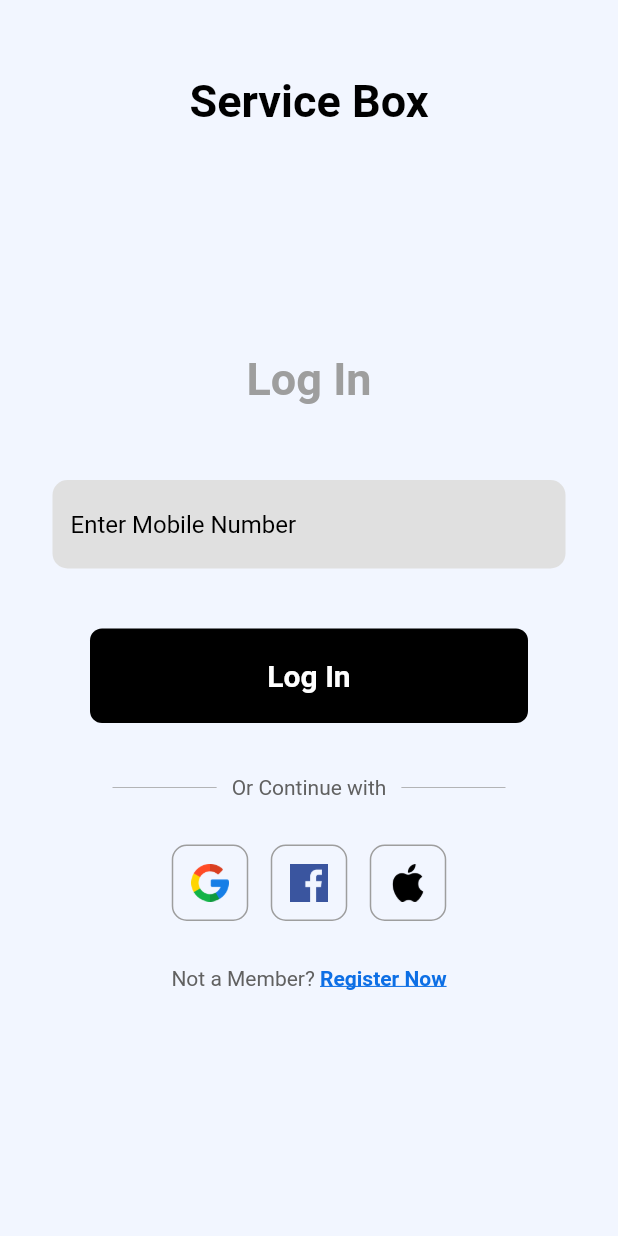
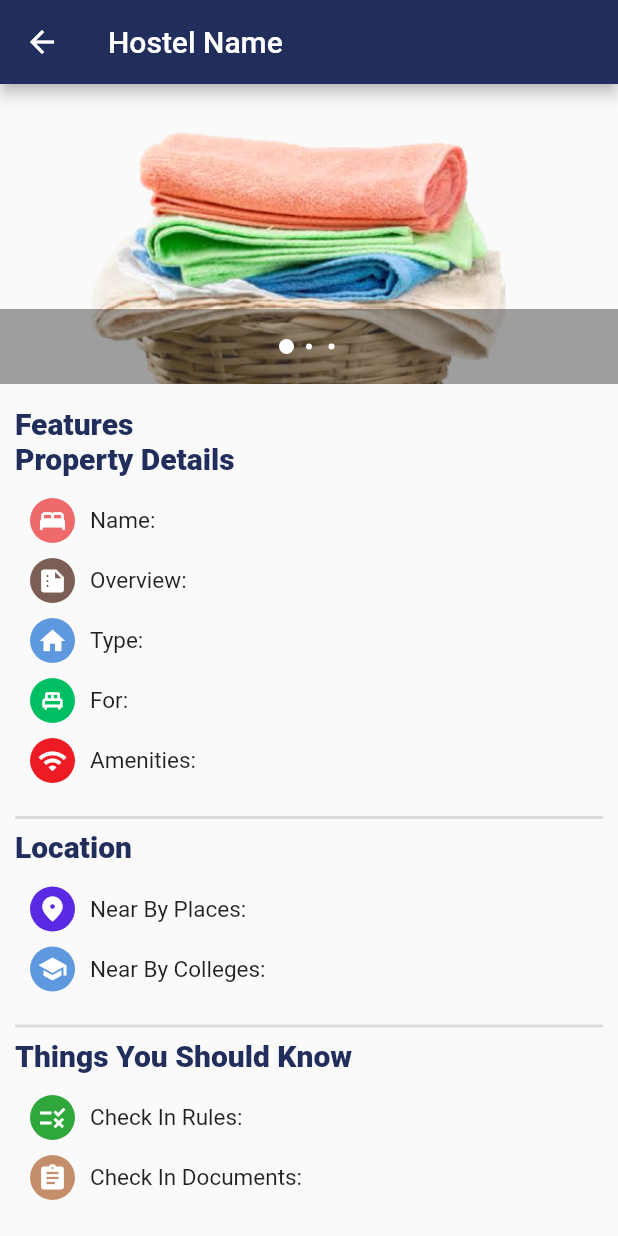
Before and after one commit to SK-0911/Roommate-App, a Flutter app: the screen it shows after launch, on a phone screen of 412 x 824 dp. Run offline on Flutter 3.47's test engine with Material 2 defaults, Android fonts, the phone set to English and light mode, and no system bars; our stand-ins replace another_carousel_pro, carousel_slider.

Commit message:
Worked on the Hostel Info page

```diff
--- a/lib/homePage.dart
+++ b/lib/homePage.dart
@@ -3,6 +3,8 @@ import 'dart:math';
 
 import 'package:flutter/material.dart';
 import 'package:sb/Screens/profile.dart';
+import 'package:sb/Screens/search.dart';
+import 'package:sb/Screens/wallet.dart';
 import 'package:sb/const/imagename.dart';
 import 'package:sb/flatListing.dart';
 import 'package:sb/laundry.dart';
@@ -75,23 +77,33 @@ class _MyHomePageState extends State<MyHomePage> {
                         ),
                         // Notification, wallet and search
                         Row(
-                          children: const [
+                          children:  [
                             Icon(
                               Icons.notifications,
                               size: 30,
                               color: AppColors.darkBlueTheme,
                             ),
                             SizedBox(width: 10),
-                            Icon(
+                            InkWell(
+                              onTap: (){
+                                Navigator.push(context, MaterialPageRoute(builder: (_)=>Wallet()));
+                              },
+                              child: Icon(
                                 Icons.wallet,
                                 size: 30,
                                 color: AppColors.darkBlueTheme,
                               ),
+                            ),
                             SizedBox(width: 10),
-                            Icon(
+                            InkWell(
+                              onTap: () {
+                                Navigator.push(context, MaterialPageRoute(builder: (_)=>Search()));
+                              },
+                              child: Icon(
                                 Icons.search,
                                 size: 30,
                                 color: AppColors.darkBlueTheme,
+                              ),
                             ),
                           ],
                         ),
@@ -349,18 +361,25 @@ class _MyHomePageState extends State<MyHomePage> {
                       ),
                     ),
                     Row(
-                      children: const [
+                      children:  [
                         Text(
-                          "View all",
+                          "View all ",
                           style: TextStyle(
                             color: AppColors.darkBlueTheme,
                             fontSize: 15,
                           ),
                         ),
-                        Icon(
+                        Container(
+                          padding: EdgeInsets.all(3.0),
+                          decoration: BoxDecoration(
+                            shape: BoxShape.circle,
+                            color: AppColors.darkBlueTheme,
+                          ),
+                          child: Icon(
                             Icons.arrow_forward_ios_outlined,
-                          color: AppColors.darkBlueTheme,
-                          size: 15,
+                            color: Colors.white,
+                            size: 12,
+                          ),
                         ),
                       ],
                     )
@@ -753,17 +772,24 @@ class _MyHomePageState extends State<MyHomePage> {
                             }),
                           ),
                           child: const Text(
-                            "View all",
+                            "View all ",
                             style: TextStyle(
                               color: AppColors.darkBlueTheme,
                               fontSize: 15,
                             ),
                           ),
                         ),
-                        const Icon(
+                        Container(
+                          padding: EdgeInsets.all(3.0),
+                          decoration: BoxDecoration(
+                            shape: BoxShape.circle,
+                            color: AppColors.darkBlueTheme,
+                          ),
+                          child: Icon(
                             Icons.arrow_forward_ios_outlined,
-                          color: AppColors.darkBlueTheme,
-                          size: 15,
+                            color: Colors.white,
+                            size: 12,
+                          ),
                         ),
                       ],
                     )
--- /dev/null
+++ b/lib/hostelInfo.dart
@@ -0,0 +1,346 @@
+import 'package:another_carousel_pro/another_carousel_pro.dart';
+import 'package:flutter/material.dart';
+import 'package:sb/const/CustomColors.dart';
+import 'package:sb/utils/landscape_main.dart';
+
+import 'const/imagename.dart';
+
+class HostelInfo extends StatefulWidget {
+  const HostelInfo({Key? key}) : super(key: key);
+
+  @override
+  State<HostelInfo> createState() => _HostelInfoState();
+}
+
+class _HostelInfoState extends State<HostelInfo> {
+  @override
+  Widget build(BuildContext context) {
+    return Scaffold(
+      appBar: AppBar(
+        backgroundColor: AppColors.darkBlueTheme,
+        leading: IconButton(
+          onPressed: () => Navigator.of(context).pop(),
+          icon: Icon(
+            Icons.arrow_back_outlined,
+            color: Colors.white,
+          ),
+        ),
+        title: Text(
+          "Hostel Name",
+          style: TextStyle(
+            color: Colors.white,
+          ),
+        ),
+      ),
+      body: LandscapeView(
+        middleRatio: 2,
+        middleWidget: ListView(
+          scrollDirection: Axis.vertical,
+          children: [
+            // Hostel Pics
+            Container(
+              width: MediaQuery.of(context).size.width,
+              height: 200,
+
+              child: AnotherCarousel(
+                images: [
+                  Image.asset(washAndIron, fit: BoxFit.cover,),
+                  Image.asset(chemicalWash, fit: BoxFit.cover,),
+                  Image.asset(dryClean, fit: BoxFit.cover,),
+                ],
+                dotSize: 4.0,
+                dotIncreaseSize: 2.5,
+                dotSpacing: 15.0,
+                boxFit: BoxFit.scaleDown,
+                autoplay: false,
+              ),
+            ),
+
+            const SizedBox(height: 15),
+            // Festures title
+            Container(
+              padding: EdgeInsets.symmetric(horizontal: 10),
+              child: Text(
+                "Features",
+                style: TextStyle(
+                  color: AppColors.darkBlueTheme,
+                  fontSize: 20,
+                  fontWeight: FontWeight.w800,
+                ),
+              ),
+            ),
+
+            // Property Details title
+            Container(
+              padding: EdgeInsets.symmetric(horizontal: 10),
+              child: Text(
+                "Property Details",
+                style: TextStyle(
+                  color: AppColors.darkBlueTheme,
+                  fontSize: 20,
+                  fontWeight: FontWeight.w800,
+                ),
+              ),
+            ),
+
+            const SizedBox(height: 15),
+
+            Container(
+              padding: EdgeInsets.symmetric(horizontal: 20),
+              child: Column(
+                children: [
+                  Row(
+                    children: [
+                      Container(
+                          padding: EdgeInsets.all(5),
+                          decoration: BoxDecoration(
+                              color: Color(0xffE0EC5656),
+                              shape: BoxShape.circle
+                          ),
+                          child: Icon(Icons.bed, color: Colors.white, size: 20,)
+                      ),
+                      const SizedBox(width: 10),
+                      Text(
+                        "Name: ",
+                        style: TextStyle(
+                          fontSize: 15,
+                        ),
+                      ),
+                    ],
+                  ),
+                  const SizedBox(height: 10),
+                  Row(
+                    children: [
+                      Container(
+                          padding: EdgeInsets.all(5),
+                          decoration: BoxDecoration(
+                              color: Color(0xffE56D4C41),
+                              shape: BoxShape.circle
+                          ),
+                          child: Icon(Icons.summarize, color: Colors.white, size: 20,)
+                      ),
+                      const SizedBox(width: 10),
+                      Text(
+                        "Overview: ",
+                        style: TextStyle(
+                          fontSize: 15,
+                        ),
+                      ),
+                    ],
+                  ),
+
+                  const SizedBox(height: 10),
+                  Row(
+                    children: [
+                      Container(
+                          padding: EdgeInsets.all(5),
+                          decoration: BoxDecoration(
+                              color: AppColors.lightblue,
+                              shape: BoxShape.circle
+                          ),
+                          child: Icon(Icons.home, color: Colors.white, size: 20,)
+                      ),
+                      const SizedBox(width: 10),
+                      Text(
+                        "Type: ",
+                        style: TextStyle(
+                          fontSize: 15,
+                        ),
+                      ),
+                    ],
+                  ),
+
+                  const SizedBox(height: 10),
+                  Row(
+                    children: [
+                      Container(
+                          padding: EdgeInsets.all(5),
+                          decoration: BoxDecoration(
+                              color: AppColors.lightGreenTheme,
+                              shape: BoxShape.circle
+                          ),
+                          child: Icon(Icons.single_bed, color: Colors.white, size: 20,)
+                      ),
+                      const SizedBox(width: 10),
+                      Text(
+                        "For: ",
+                        style: TextStyle(
+                          fontSize: 15,
+                        ),
+                      ),
+                    ],
+                  ),
+
+                  const SizedBox(height: 10),
+                  Row(
+                    children: [
+                      Container(
+                          padding: EdgeInsets.all(5),
+                          decoration: BoxDecoration(
+                              color: Color(0xffED1C24),
+                              shape: BoxShape.circle
+                          ),
+                          child: Icon(Icons.wifi, color: Colors.white, size: 20,)
+                      ),
+                      const SizedBox(width: 10),
+                      Text(
+                        "Amenities: ",
+                        style: TextStyle(
+                          fontSize: 15,
+                        ),
+                      ),
+                    ],
+                  ),
+                ],
+              ),
+            ),
+
+            const SizedBox(height: 15),
+
+            // Divider
+            Padding(
+              padding: const EdgeInsets.symmetric(horizontal: 10),
+              child: Divider(
+                thickness: 2,
+              ),
+            ),
+
+            Container(
+              padding: EdgeInsets.symmetric(horizontal: 10),
+              child: Text(
+                "Location",
+                style: TextStyle(
+                  color: AppColors.darkBlueTheme,
+                  fontSize: 20,
+                  fontWeight: FontWeight.w800,
+                ),
+              ),
+            ),
+
+            const SizedBox(height: 15),
+
+            Container(
+              padding: EdgeInsets.symmetric(horizontal: 20),
+              child: Column(
+                children: [
+                  Row(
+                    children: [
+                      Container(
+                          padding: EdgeInsets.all(5),
+                          decoration: BoxDecoration(
+                              color: Color(0xff5929E3),
+                              shape: BoxShape.circle
+                          ),
+                          child: Icon(Icons.place_sharp, color: Colors.white, size: 20,)
+                      ),
+                      const SizedBox(width: 10),
+                      Text(
+                        "Near By Places: ",
+                        style: TextStyle(
+                          fontSize: 15,
+                        ),
+                      ),
+                    ],
+                  ),
+                  const SizedBox(height: 10),
+
+                  Row(
+                    children: [
+                      Container(
+                          padding: EdgeInsets.all(5),
+                          decoration: BoxDecoration(
+                              color: AppColors.lightblue,
+                              shape: BoxShape.circle
+                          ),
+                          child: Icon(Icons.school, color: Colors.white, size: 20,)
+                      ),
+                      const SizedBox(width: 10),
+                      Text(
+                        "Near By Colleges: ",
+                        style: TextStyle(
+                          fontSize: 15,
+                        ),
+                      ),
+                    ],
+                  ),
+                ],
+              ),
+            ),
+
+            const SizedBox(height: 15),
+
+            // Divider
+            Padding(
+              padding: const EdgeInsets.symmetric(horizontal: 10),
+              child: Divider(
+                thickness: 2,
+              ),
+            ),
+
+            Container(
+              padding: EdgeInsets.symmetric(horizontal: 10),
+              child: Text(
+                "Things You Should Know",
+                style: TextStyle(
+                  color: AppColors.darkBlueTheme,
+                  fontSize: 20,
+                  fontWeight: FontWeight.w800,
+                ),
+              ),
+            ),
+
+            const SizedBox(height: 15),
+
+            Container(
+              padding: EdgeInsets.symmetric(horizontal: 20),
+              child: Column(
+                children: [
+                  Row(
+                    children: [
+                      Container(
+                          padding: EdgeInsets.all(5),
+                          decoration: BoxDecoration(
+                              color: Color(0xff2FA73B),
+                              shape: BoxShape.circle
+                          ),
+                          child: Icon(Icons.rule, color: Colors.white, size: 20,)
+                      ),
+                      const SizedBox(width: 10),
+                      Text(
+                        "Check In Rules: ",
+                        style: TextStyle(
+                          fontSize: 15,
+                        ),
+                      ),
+                    ],
+                  ),
+                  const SizedBox(height: 10),
+
+                  Row(
+                    children: [
+                      Container(
+                          padding: EdgeInsets.all(5),
+                          decoration: BoxDecoration(
+                              color: Color(0xffC48E6A),
+                              shape: BoxShape.circle
+                          ),
+                          child: Icon(Icons.assignment, color: Colors.white, size: 20,)
+                      ),
+                      const SizedBox(width: 10),
+                      Text(
+                        "Check In Documents: ",
+                        style: TextStyle(
+                          fontSize: 15,
+                        ),
+                      ),
+                    ],
+                  ),
+                ],
+              ),
+            )
+          ],
+        ),
+      ),
+    );
+  }
+}
--- a/lib/main.dart
+++ b/lib/main.dart
@@ -4,6 +4,7 @@ import 'package:sb/Screens/profile.dart';
 import 'package:sb/Screens/wallet.dart';
 import 'package:sb/flatListing.dart';
 import 'package:sb/homePage.dart';
+import 'package:sb/hostelInfo.dart';
 import 'package:sb/laundry.dart';
 import 'package:sb/pgListing.dart';
 import 'package:sb/sample.dart';
@@ -28,7 +29,7 @@ class MyApp extends StatelessWidget {
       theme: ThemeData(
         primarySwatch: Colors.blue,
       ),
-      home: Login(),
+      home: HostelInfo(),
       debugShowCheckedModeBanner: false,
     );
   }
--- a/lib/pgListing.dart
+++ b/lib/pgListing.dart
@@ -74,8 +74,6 @@ class _PGListingState extends State<PGListing> {
               decoration: BoxDecoration(
                 borderRadius: BorderRadius.circular(12),
                 color: Colors.black87,
-
-
               ),
               child:  AnotherCarousel(
                 images: [
```
Lines whose indentation alone changed are shown as unchanged.
